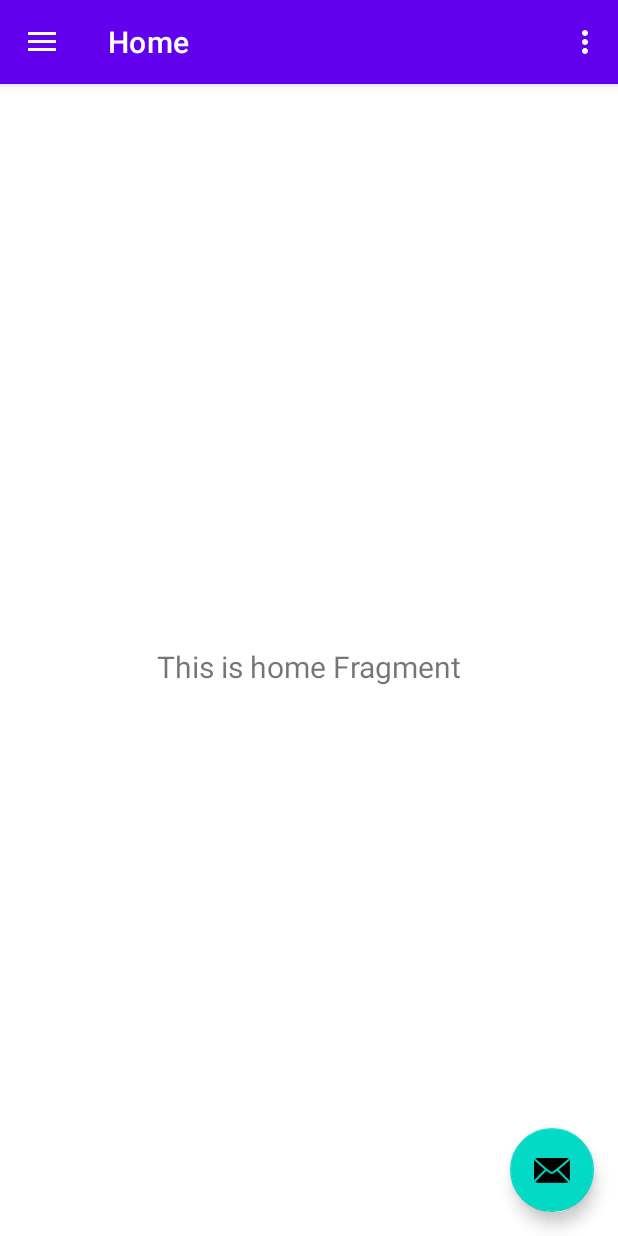
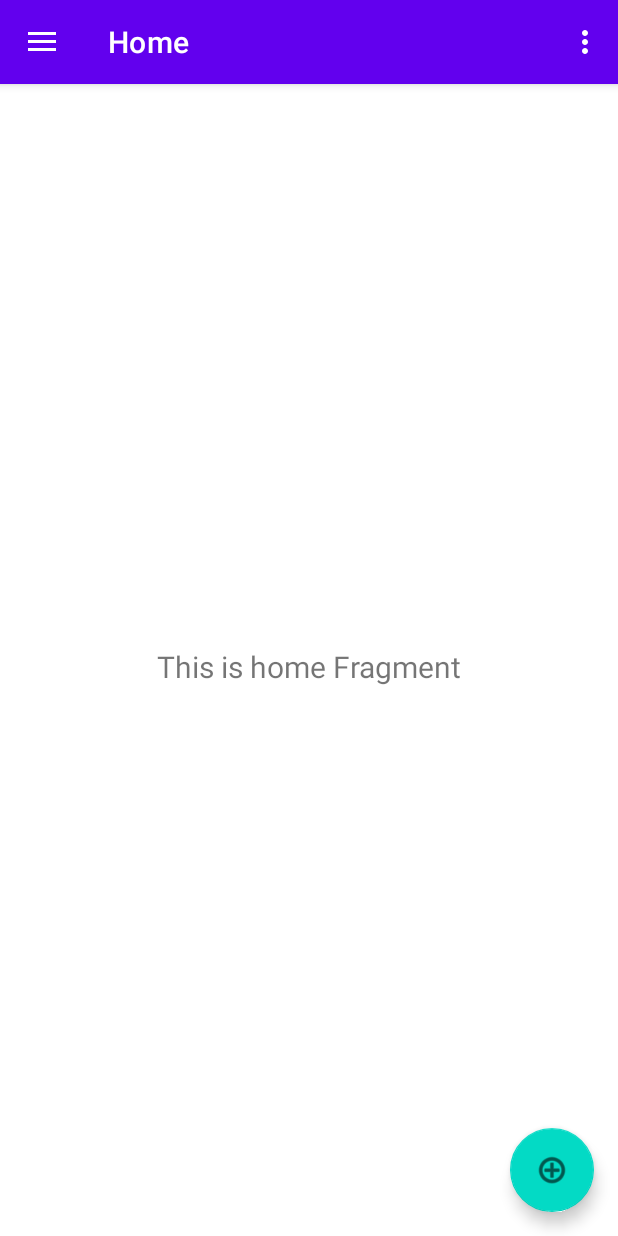
Before and after one commit to lemitOscar/AppProfe, an Android app: the screen it shows after launch (MainActivity), on a phone screen of 412 x 824 dp. Run offline under Robolectric (Android 15) with nearby library versions, the phone set to English and light mode, and no system bars; our stand-ins replace navigation-ui.

```diff
--- a/app/src/main/res/layout/app_bar_main.xml
+++ b/app/src/main/res/layout/app_bar_main.xml
@@ -28,6 +28,6 @@
         android:layout_height="wrap_content"
         android:layout_gravity="bottom|end"
         android:layout_margin="@dimen/fab_margin"
-        app:srcCompat="@android:drawable/ic_dialog_email" />
+        app:srcCompat="@android:drawable/ic_menu_add" />
 
 </androidx.coordinatorlayout.widget.CoordinatorLayout>
```
Also changed, not shown: app/src/main/java/com/kranki/appprofe/ui/producto/DatosProducto.kt (+12 -4 lines).
